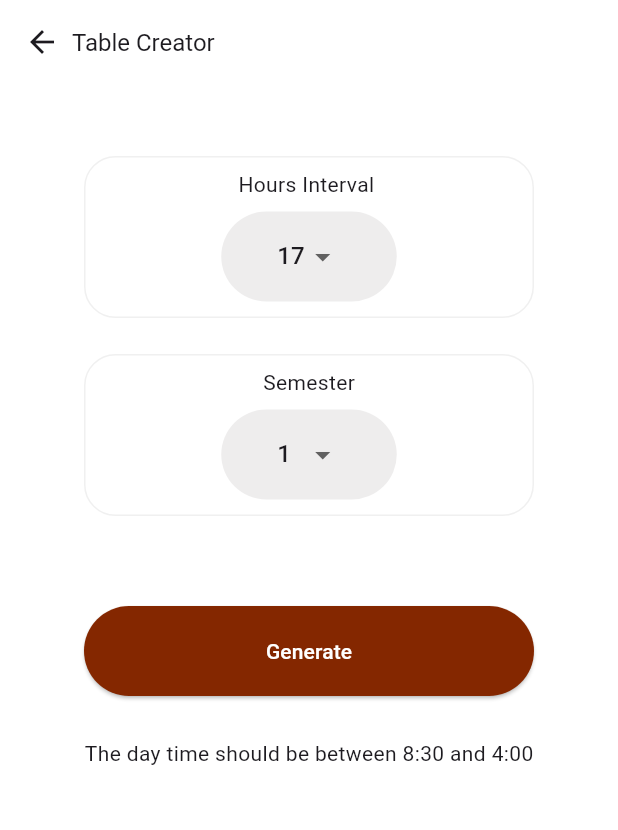
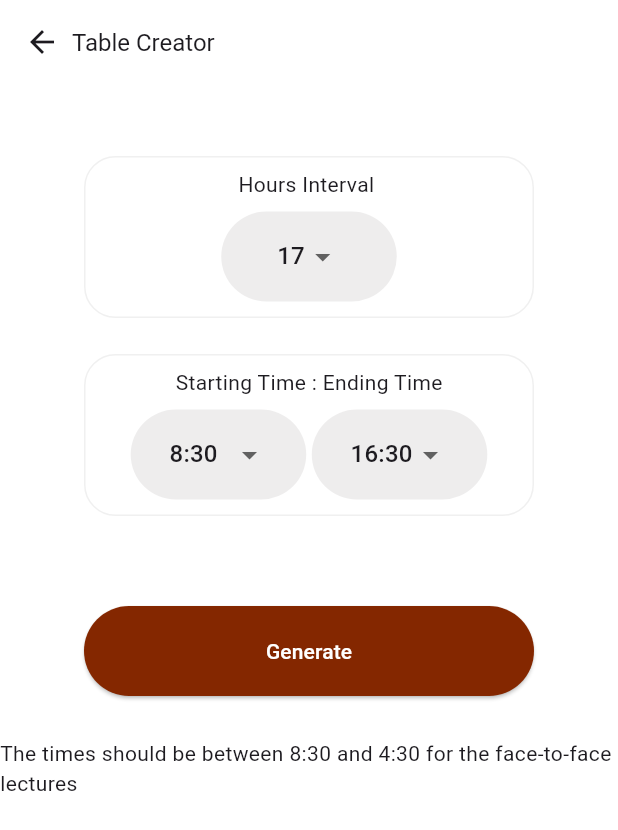
Before and after one commit to ahmdghannam/flutter_course_project, a Flutter app: the StartingPage screen opened directly with empty values, after a tap on "Submit", after a tap on "Create New Table", on a phone screen of 412 x 824 dp. Shown: the top 830 px of the screen. Run offline on Flutter 3.47's test engine with Material 3 defaults, Android fonts, the phone set to English and light mode, and no system bars; our stand-ins replace cloud_firestore, csv, firebase_auth, firebase_core, flutter_chat_types, flutter_chat_ui and 1 more; accounts and stored records are empty.

Commit message:
Editing algorithm v0.2 Add time interval to the algorithm

```diff
--- a/lib/model/Dto/Section.dart
+++ b/lib/model/Dto/Section.dart
@@ -1,10 +1,38 @@
+import 'package:flutter/material.dart';
+
+List<TimeOfDay> parseLectureTimeString(String timeString) {
+  List<String> parts = timeString.split('-'); // parts = ["13:30","14:20"]
+
+  List<String> startTimeParts = parts[0].split(':'); // startTimeParts = ["13","30"]
+  TimeOfDay startTime = TimeOfDay(hour: int.parse(startTimeParts[0]), minute: int.parse(startTimeParts[1]));
+
+  List<String> endTimeParts = parts[1].split(':'); // endTimeParts = ["14","20"]
+  TimeOfDay endTime = TimeOfDay(hour: int.parse(endTimeParts[0]), minute: int.parse(endTimeParts[1]));
+
+  return [startTime,endTime];
+}
 class Section {
   int sectionId;
   int courseId;
   bool status;
   String time;
+  TimeOfDay? startTime;
+  TimeOfDay? endTime;
 
-  Section(this.sectionId, this.courseId, this.status, this.time);
+  Section(this.sectionId, this.courseId, this.status, this.time) {
+    List<TimeOfDay> myTimes =  fillTimes();
+    startTime = myTimes[0];
+    endTime = myTimes[1];
+  }
+
+  List<TimeOfDay>  fillTimes(){
+    var time1asList = time.substring(1, time.length - 1).split(' ');
+
+    List<TimeOfDay> L1_time = parseLectureTimeString(time1asList[0]);
+    TimeOfDay startTime = L1_time[0];
+    TimeOfDay endTime = L1_time[1];
+    return [startTime,endTime];
+  }
 
   @override
   String toString() {
--- a/lib/view/GeneratedTableDisplay.dart
+++ b/lib/view/GeneratedTableDisplay.dart
@@ -4,15 +4,10 @@ import 'package:flutter/services.dart';
 import '../model/Dto/UICourse.dart';
 import '../usecase/algorithm.dart';
 
-void main() {
-  runApp(GeneratedTableDisplay("2", "13"));
-}
+class GeneratedTableDisplay extends StatefulWidget {
+  String startTime, endTime, chosenHours;
 
-class GeneratedTableDisplay extends StatefulWidget {
-  String chosenSemester;
-  String chosenHours;
-
-  GeneratedTableDisplay(this.chosenSemester, this.chosenHours,{super.key});
+  GeneratedTableDisplay(this.startTime, this.endTime, this.chosenHours,{super.key});
 
   @override
   State<GeneratedTableDisplay> createState() => _GeneratedTableDisplayState();
@@ -30,7 +25,7 @@ class _GeneratedTableDisplayState extends State<GeneratedTableDisplay> {
   Future<void> _loadCourses() async {
     try {
       List<UICourse> fetchedCourses =
-          await getSuggestedCourses(widget.chosenHours);
+          await getSuggestedCourses(widget.startTime, widget.endTime, widget.chosenHours);
       print(fetchedCourses.toString());
       setState(() {
         courses = fetchedCourses;
--- a/lib/view/TableCreatorPage.dart
+++ b/lib/view/TableCreatorPage.dart
@@ -14,6 +14,7 @@ class TableCreatorPage extends StatefulWidget {
 
 class _TableCreatorPageState extends State<TableCreatorPage> {
   List<String> hoursInterval = [
+    "12",
     "13",
     "14",
     "15",
@@ -24,20 +25,18 @@ class _TableCreatorPageState extends State<TableCreatorPage> {
   ];
   String chosenMaxHour = "17";
 
-  List<String> semesters = [
-    "1",
-    "2",
-    "3",
-    "4",
-    "5",
-    "6",
-    "7",
-    "8",
-    "9",
-    "10",
+  List<String> times = [
+    "8:30",
+    "10:00",
+    "11:00",
+    "12:00",
+    "13:00",
+    "14:00",
+    "15:00",
+    "16:30"
   ];
 
-  String chosenSemester = "1";
+  String chosenStartTime = "8:30", chosenEndTime = "16:30";
 
   @override
   Widget build(BuildContext context) {
@@ -74,7 +73,10 @@ class _TableCreatorPageState extends State<TableCreatorPage> {
                 CustomButton(),
                 VerticalSpacing(16),
                 VerticalSpacing(12),
-                const Text("The day time should be between 8:30 and 4:00"),
+                Center(
+                  child: const Text(
+                      "The times should be between 8:30 and 4:30 for the face-to-face lectures"),
+                )
               ],
             ),
           ),
@@ -109,7 +111,7 @@ class _TableCreatorPageState extends State<TableCreatorPage> {
             padding: const EdgeInsets.all(8.0),
             child: Row(
               children: [
-                Text("Semester"),
+                Text("Starting Time : Ending Time"),
               ],
               mainAxisAlignment: MainAxisAlignment.spaceAround,
             ),
@@ -117,9 +119,15 @@ class _TableCreatorPageState extends State<TableCreatorPage> {
           Row(
             mainAxisAlignment: MainAxisAlignment.center,
             children: [
-              CustomDropDownButton(semesters, chosenSemester, (v) {
+              CustomDropDownButton(times.sublist(0, 3), chosenStartTime, (v) {
                 setState(() {
-                  chosenSemester = v as String;
+                  chosenStartTime = v as String;
+                });
+              }),
+              const Text(" "),
+              CustomDropDownButton(times.sublist(3), chosenEndTime, (v) {
+                setState(() {
+                  chosenEndTime = v as String;
                 });
               }),
             ],
@@ -183,7 +191,10 @@ class _TableCreatorPageState extends State<TableCreatorPage> {
   }
 
   void navigateToDisplayTable() {
-    Navigator.push(context,
-        MaterialPageRoute(builder: (context) =>  GeneratedTableDisplay(chosenSemester,chosenMaxHour)));
+    Navigator.push(
+        context,
+        MaterialPageRoute(
+            builder: (context) => GeneratedTableDisplay(
+                chosenStartTime, chosenEndTime, chosenMaxHour)));
   }
 }
```
Also changed, not shown: lib/usecase/algorithm.dart (+8 -12 lines).
